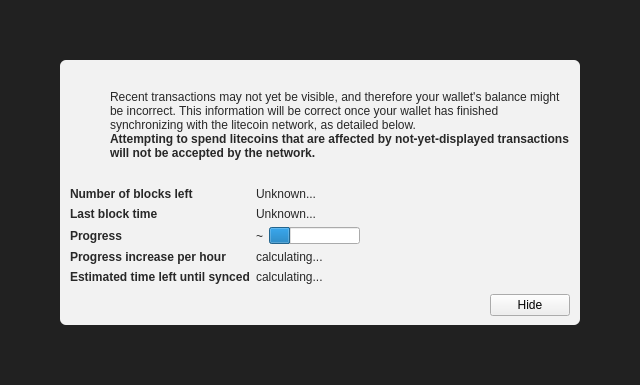
Above: src/qt/forms/modaloverlay.ui from DivisionStreetDevs/darkWormCoin-master before the change. Below: the same form after it.
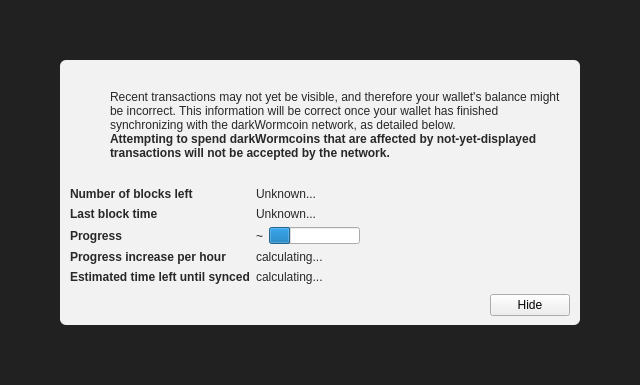
That is the form after the change. Icons and pictures are not drawn. Custom widgets are drawn as their Qt base class.

```diff
--- a/src/qt/forms/modaloverlay.ui
+++ b/src/qt/forms/modaloverlay.ui
@@ -130,7 +130,7 @@
              <item>
               <widget class="QLabel" name="infoText">
                <property name="text">
-                <string>Recent transactions may not yet be visible, and therefore your wallet's balance might be incorrect. This information will be correct once your wallet has finished synchronizing with the litecoin network, as detailed below.</string>
+                <string>Recent transactions may not yet be visible, and therefore your wallet's balance might be incorrect. This information will be correct once your wallet has finished synchronizing with the darkWormcoin network, as detailed below.</string>
                </property>
                <property name="textFormat">
                 <enum>Qt::RichText</enum>
@@ -149,7 +149,7 @@
                 </font>
                </property>
                <property name="text">
-                <string>Attempting to spend litecoins that are affected by not-yet-displayed transactions will not be accepted by the network.</string>
+                <string>Attempting to spend darkWormcoins that are affected by not-yet-displayed transactions will not be accepted by the network.</string>
                </property>
                <property name="textFormat">
                 <enum>Qt::RichText</enum>
```
